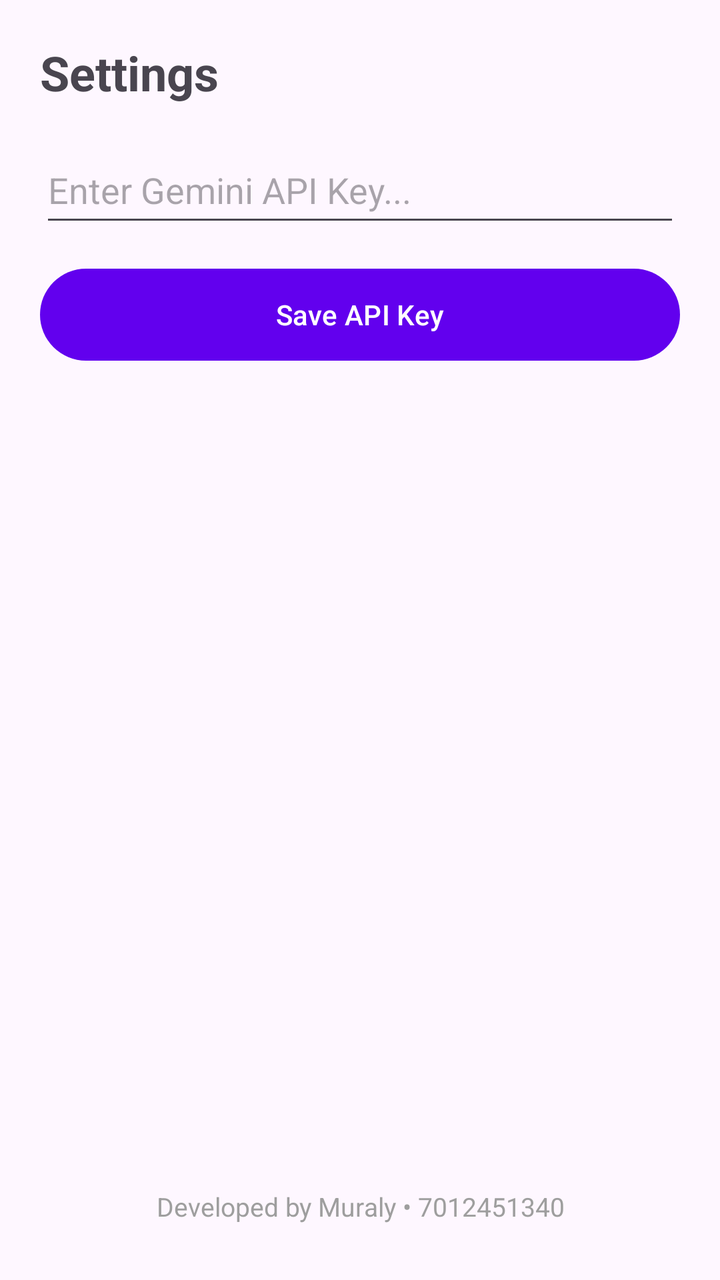
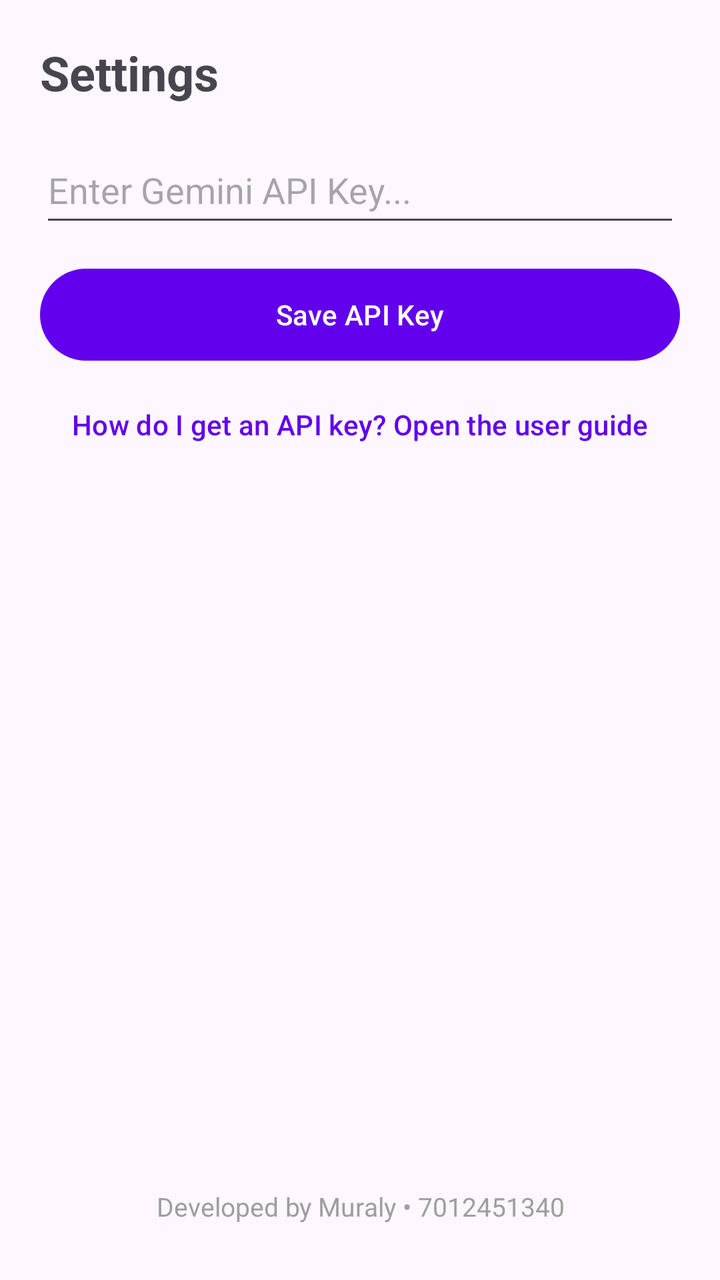

Compare the two renders of this Android layout. The source of the first and the diff that turns it into the second are given below.
<!-- AndroidManifest.xml: application theme Theme.AIReceiptScanner -->
<!-- res/layout/activity_settings.xml -->
<?xml version="1.0" encoding="utf-8"?>
<LinearLayout xmlns:android="http://schemas.android.com/apk/res/android"
    android:layout_width="match_parent"
    android:layout_height="match_parent"
    android:orientation="vertical"
    android:padding="20dp">

    <TextView
        android:layout_width="wrap_content"
        android:layout_height="wrap_content"
        android:text="Settings"
        android:textSize="24sp"
        android:textStyle="bold" />

    <EditText
        android:id="@+id/etApiKey"
        android:layout_width="match_parent"
        android:layout_height="50dp"
        android:layout_marginTop="16dp"
        android:hint="Enter Gemini API Key..." />

    <Button
        android:id="@+id/btnSaveKey"
        android:layout_width="match_parent"
        android:layout_height="54dp"
        android:layout_marginTop="12dp"
        android:text="Save API Key" />

    <View
        android:layout_width="match_parent"
        android:layout_height="0dp"
        android:layout_weight="1" />

    <TextView
        android:id="@+id/tvDeveloperCredit"
        android:layout_width="match_parent"
        android:layout_height="wrap_content"
        android:layout_marginBottom="8dp"
        android:gravity="center"
        android:text="@string/developer_credit"
        android:textColor="#9E9E9E"
        android:textSize="13sp" />

</LinearLayout>
<!-- resources referenced by this layout -->
<resources>
  <string name="developer_credit">Developed by Muraly • 7012451340</string>
  <style name="Theme.AIReceiptScanner" parent="Theme.Material3.DayNight.NoActionBar">
          <item name="colorPrimary">@color/purple_500</item>
          <item name="colorOnPrimary">@color/white</item>
      </style>
  <color name="purple_500">#FF6200EE</color>
  <color name="white">#FFFFFFFF</color>
</resources>

<!-- the commit's change to res/layout/activity_settings.xml (unified diff, before → after) -->
@@ -26,6 +26,14 @@
         android:layout_marginTop="12dp"
         android:text="Save API Key" />
 
+    <Button
+        android:id="@+id/btnSetupHelp"
+        style="@style/Widget.Material3.Button.TextButton"
+        android:layout_width="match_parent"
+        android:layout_height="wrap_content"
+        android:layout_marginTop="4dp"
+        android:text="How do I get an API key? Open the user guide" />
+
     <View
         android:layout_width="match_parent"
         android:layout_height="0dp"
